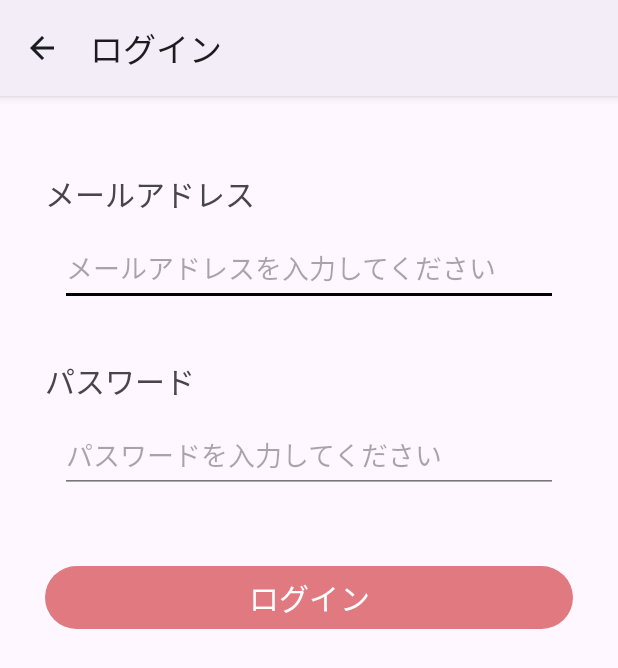
After one commit to Ayumu-Nishi/AccountBook, an Android app: the LoginActivity screen opened directly, with no data from a screen before it, on a phone screen of 412 x 824 dp. The commit adds this screen. Shown: the top 668 px of the screen. Run offline under Robolectric (Android 15) with nearby library versions, the phone set to English and light mode, and no system bars.

Commit message:
04_ログイン画面の作成 ログイン後の画面（05~07の元になるActivity）の作成 アクションバーの追加、ログアウトボタンの追加 アプリのテーマ色の変更

```diff
--- /dev/null
+++ b/app/src/main/java/com/example/accountbook/LoginActivity.kt
@@ -0,0 +1,33 @@
+package com.example.accountbook
+
+import androidx.appcompat.app.AppCompatActivity
+import android.os.Bundle
+import android.widget.Button
+
+class LoginActivity : AppCompatActivity() {
+    override fun onCreate(savedInstanceState: Bundle?) {
+        super.onCreate(savedInstanceState)
+        setContentView(R.layout.activity_login)
+
+        // アクションバーに戻るボタンを表示
+        supportActionBar?.setDisplayHomeAsUpEnabled(true)
+        supportActionBar?.title = getString(R.string.LoginActivityTitle)
+
+        // ログインボタン
+        val signUpButton = findViewById<Button>(R.id.signInButton)
+        signUpButton.setOnClickListener {
+            signIn()
+        }
+    }
+
+    // サインイン処理
+    fun signIn() {
+
+    }
+
+    // 戻るボタン押下時の処理
+    override fun onSupportNavigateUp(): Boolean {
+        onBackPressedDispatcher.onBackPressed()
+        return true
+    }
+}
--- a/app/src/main/java/com/example/accountbook/StartActivity.kt
+++ b/app/src/main/java/com/example/accountbook/StartActivity.kt
@@ -29,6 +29,7 @@ class StartActivity : AppCompatActivity() {
 
     //04_ログイン画面への遷移処理
     private fun goToLoginActivity() {
-
+        val intent = Intent(this, LoginActivity::class.java)
+        startActivity(intent)
     }
 }
--- /dev/null
+++ b/app/src/main/res/layout/activity_login.xml
@@ -0,0 +1,42 @@
+<?xml version="1.0" encoding="utf-8"?>
+<LinearLayout xmlns:android="http://schemas.android.com/apk/res/android"
+    xmlns:app="http://schemas.android.com/apk/res-auto"
+    xmlns:tools="http://schemas.android.com/tools"
+    android:layout_width="match_parent"
+    android:layout_height="match_parent"
+    android:orientation="vertical">
+
+    <ScrollView
+        android:id="@+id/loginScrollView"
+        android:layout_width="match_parent"
+        android:layout_height="match_parent"
+        android:layout_weight="1">
+        <androidx.constraintlayout.widget.ConstraintLayout
+            android:id="@+id/registerConstraintLayout"
+            android:layout_width="match_parent"
+            android:layout_height="match_parent"
+            tools:context=".LoginActivity">
+
+            <include
+                android:id="@+id/include"
+                layout="@layout/view_loginform"
+                app:layout_constraintEnd_toEndOf="parent"
+                app:layout_constraintStart_toStartOf="parent"
+                app:layout_constraintTop_toTopOf="parent" />
+
+            <Button
+                android:id="@+id/signInButton"
+                android:layout_width="match_parent"
+                android:layout_height="50dp"
+                android:layout_marginStart="30dp"
+                android:layout_marginTop="20dp"
+                android:layout_marginEnd="30dp"
+                android:text="@string/signInButton"
+                android:textSize="20sp"
+                app:layout_constraintEnd_toEndOf="parent"
+                app:layout_constraintHorizontal_bias="0.0"
+                app:layout_constraintStart_toStartOf="parent"
+                app:layout_constraintTop_toBottomOf="@+id/include" />
+        </androidx.constraintlayout.widget.ConstraintLayout>
+    </ScrollView>
+</LinearLayout>
--- a/app/src/main/res/layout/view_loginform.xml
+++ b/app/src/main/res/layout/view_loginform.xml
@@ -62,7 +62,7 @@
     <EditText
         android:id="@+id/editTextPassword"
         style="@style/EditTextStyle"
-        android:layout_width="330dp"
+        android:layout_width="0dp"
         android:layout_height="50dp"
         android:layout_marginStart="40dp"
         android:layout_marginTop="10dp"
--- a/app/src/main/res/values/colors.xml
+++ b/app/src/main/res/values/colors.xml
@@ -1,5 +1,6 @@
 <?xml version="1.0" encoding="utf-8"?>
 <resources>
+    <color name="mainColor">#E17A80</color>
     <color name="black">#000000</color>
     <color name="white">#FFFFFF</color>
     <color name="errorRed">#F44336</color>
--- a/app/src/main/res/values/ic_launcher_background.xml
+++ b/app/src/main/res/values/ic_launcher_background.xml
@@ -1,4 +1,4 @@
 <?xml version="1.0" encoding="utf-8"?>
 <resources>
-    <color name="ic_launcher_background">#E17A80</color>
+    <color name="ic_launcher_background">@color/mainColor</color>
 </resources>
--- a/app/src/main/res/values/strings.xml
+++ b/app/src/main/res/values/strings.xml
@@ -1,10 +1,12 @@
 <resources>
     <!-- アプリ全体 -->
     <string name="app_name">AccountBook</string>
+    <string name="logoutButton">ログアウト</string>
     <!-- 01_登録・ログイン選択画面 -->
     <string name="registerButton">ユーザー登録</string>>
     <string name="loginButton">ログイン</string>
     <!-- 02_登録画面 -->
+    <string name="registerActivityTitle">ユーザー登録</string>
     <string name="mailAddressLabel">メールアドレス</string>
     <string name="mailAddressPlaceHolder">メールアドレスを入力してください</string>
     <string name="passwordLabel">パスワード</string>
@@ -23,7 +25,10 @@
     <string name="validError.agreement.false">利用規約に同意しないとアプリはご利用になれません</string>
     <!-- 03_認証コード入力画面 -->
     <!-- 04_ログイン画面 -->
+    <string name="LoginActivityTitle">ログイン</string>
+    <string name="signInButton">ログイン</string>
     <!-- 05_入出金明細画面 -->
+    <string name="homeActivityTitle">家計簿</string>
     <!-- 06_入手金登録・編集画面 -->
     <!-- 07_収支画面 -->
 </resources>
--- a/app/src/main/res/values/themes.xml
+++ b/app/src/main/res/values/themes.xml
@@ -1,11 +1,19 @@
 <resources xmlns:tools="http://schemas.android.com/tools">
     <!-- Base application theme. -->
-    <style name="Base.Theme.AccountBook" parent="Theme.Material3.DayNight.NoActionBar">
+    <!-- アプリ全体としては、アクションバーは表示する -->
+    <style name="Base.Theme.AccountBook" parent="Theme.Material3.DayNight">
         <!-- Customize your light theme here. -->
-        <!-- <item name="colorPrimary">@color/my_light_primary</item> -->
+        <item name="colorPrimary">@color/mainColor</item>
     </style>
 
     <style name="Theme.AccountBook" parent="Base.Theme.AccountBook" />
+
+    <!-- 特定の画面でアクションバーを非表示にする場合のTheme -->
+    <style name="Theme.NoActionBar" parent="Theme.Material3.DayNight.NoActionBar">
+        <item name="windowActionBar">false</item>
+        <item name="windowNoTitle">true</item>
+        <item name="colorPrimary">@color/mainColor</item>
+    </style>>
 
     <!-- editTextの下線の設定 -->
     <style name="EditTextStyle" parent="Widget.AppCompat.EditText">
```
Also changed, not shown: app/src/main/AndroidManifest.xml (+17 -0 lines), app/src/main/java/com/example/accountbook/HomeActivity.kt (added, +46 -0 lines), app/src/main/java/com/example/accountbook/MainActivity.kt (added, +16 -0 lines), app/src/main/java/com/example/accountbook/RegisterActivity.kt (+20 -7 lines), app/src/main/res/drawable/logout.xml (added, +11 -0 lines), app/src/main/res/layout/activity_home.xml (added, +9 -0 lines), app/src/main/res/menu/menu_home.xml (added, +10 -0 lines).
